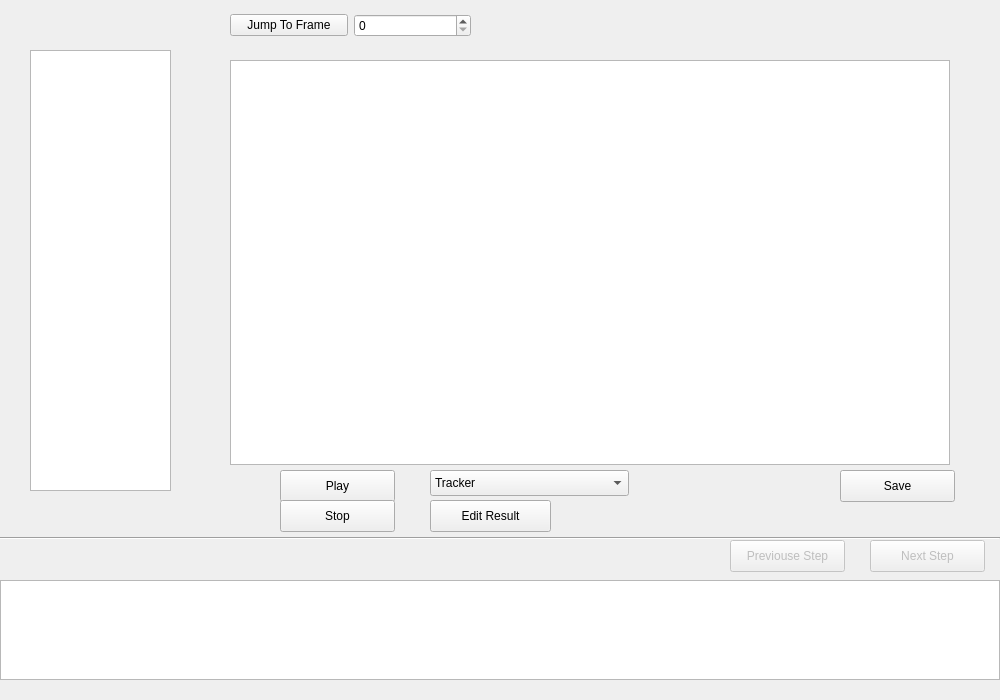
The window that mainwindow.ui (wjkcow/VideoDT) describes before a commit, drawn with Qt 5.
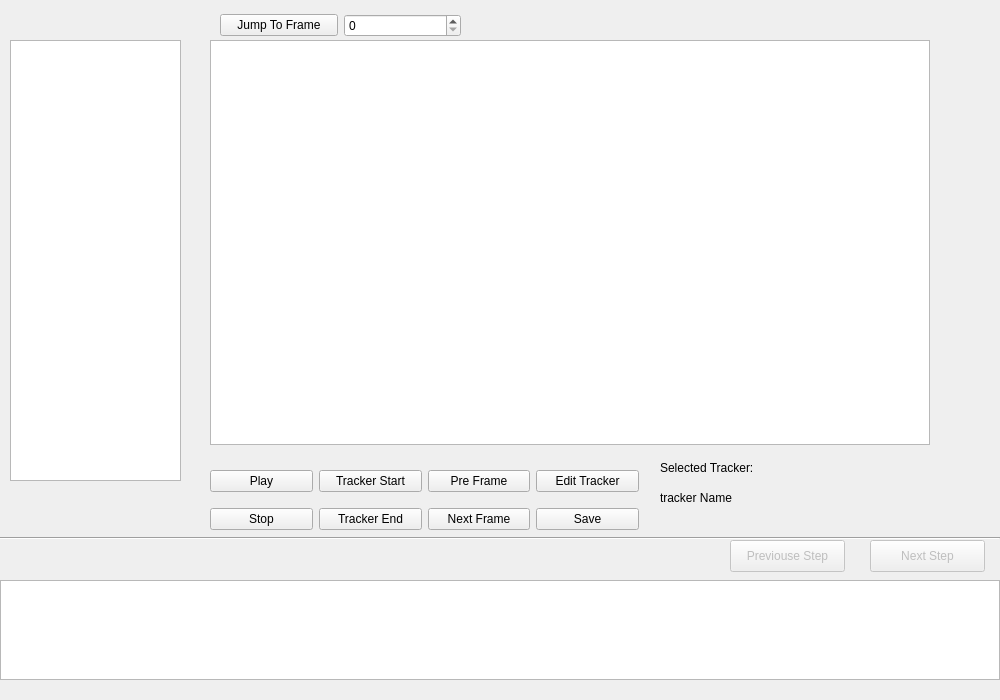
The same window after the commit. The open tabs and pages were chosen to show the change.

Patch:
```diff
--- a/mainwindow.ui
+++ b/mainwindow.ui
@@ -89,129 +89,171 @@
      <number>1</number>
     </property>
     <widget class="QWidget" name="fileload">
-     <widget class="QListView" name="listView_5">
-      <property name="geometry">
-       <rect>
-        <x>30</x>
-        <y>50</y>
-        <width>141</width>
-        <height>441</height>
-       </rect>
-      </property>
-     </widget>
      <widget class="QGraphicsView" name="graphicsView_3">
       <property name="geometry">
        <rect>
-        <x>230</x>
-        <y>60</y>
+        <x>210</x>
+        <y>40</y>
         <width>720</width>
         <height>405</height>
        </rect>
       </property>
      </widget>
-     <widget class="QPushButton" name="pushButton_21">
+     <widget class="QWidget" name="widget" native="true">
       <property name="geometry">
        <rect>
-        <x>280</x>
-        <y>470</y>
-        <width>115</width>
-        <height>32</height>
+        <x>210</x>
+        <y>460</y>
+        <width>581</width>
+        <height>81</height>
        </rect>
       </property>
-      <property name="text">
-       <string>Play</string>
-      </property>
+      <widget class="QWidget" name="gridLayoutWidget_3">
+       <property name="geometry">
+        <rect>
+         <x>0</x>
+         <y>0</y>
+         <width>429</width>
+         <height>80</height>
+        </rect>
+       </property>
+       <layout class="QGridLayout" name="gridLayout_3">
+        <item row="0" column="0">
+         <widget class="QPushButton" name="tePlayButton_2">
+          <property name="text">
+           <string>Play</string>
+          </property>
+         </widget>
+        </item>
+        <item row="0" column="2">
+         <widget class="QPushButton" name="tePreFrame_2">
+          <property name="text">
+           <string>Pre Frame</string>
+          </property>
+         </widget>
+        </item>
+        <item row="1" column="0">
+         <widget class="QPushButton" name="tePauseButton_2">
+          <property name="text">
+           <string>Stop</string>
+          </property>
+         </widget>
+        </item>
+        <item row="1" column="1">
+         <widget class="QPushButton" name="teTrackerEnd_2">
+          <property name="text">
+           <string>Tracker End</string>
+          </property>
+         </widget>
+        </item>
+        <item row="1" column="2">
+         <widget class="QPushButton" name="teNextFrame_2">
+          <property name="text">
+           <string>Next Frame</string>
+          </property>
+         </widget>
+        </item>
+        <item row="0" column="1">
+         <widget class="QPushButton" name="teTrackerStart_2">
+          <property name="text">
+           <string>Tracker Start</string>
+          </property>
+         </widget>
+        </item>
+        <item row="0" column="3">
+         <widget class="QPushButton" name="teEditTracker_2">
+          <property name="text">
+           <string>Edit Tracker</string>
+          </property>
+         </widget>
+        </item>
+        <item row="1" column="3">
+         <widget class="QPushButton" name="pushButton_4">
+          <property name="text">
+           <string>Save</string>
+          </property>
+         </widget>
+        </item>
+       </layout>
+      </widget>
+      <widget class="QLabel" name="label_12">
+       <property name="geometry">
+        <rect>
+         <x>450</x>
+         <y>0</y>
+         <width>121</width>
+         <height>16</height>
+        </rect>
+       </property>
+       <property name="text">
+        <string>Selected Tracker:</string>
+       </property>
+      </widget>
+      <widget class="QLabel" name="label_13">
+       <property name="geometry">
+        <rect>
+         <x>450</x>
+         <y>30</y>
+         <width>111</width>
+         <height>16</height>
+        </rect>
+       </property>
+       <property name="text">
+        <string>tracker Name</string>
+       </property>
+      </widget>
      </widget>
-     <widget class="QWidget" name="horizontalLayoutWidget_2">
+     <widget class="QWidget" name="widget_2" native="true">
       <property name="geometry">
        <rect>
-        <x>230</x>
+        <x>220</x>
         <y>0</y>
         <width>241</width>
         <height>51</height>
        </rect>
       </property>
-      <layout class="QHBoxLayout" name="horizontalLayout_4">
-       <item>
-        <widget class="QPushButton" name="pushButton_22">
-         <property name="text">
-          <string>Jump To Frame</string>
-         </property>
-        </widget>
-       </item>
-       <item>
-        <widget class="QSpinBox" name="spinBox_6"/>
-       </item>
-      </layout>
-     </widget>
-     <widget class="QPushButton" name="pushButton_23">
-      <property name="geometry">
-       <rect>
-        <x>430</x>
-        <y>500</y>
-        <width>121</width>
-        <height>32</height>
-       </rect>
-      </property>
-      <property name="text">
-       <string>Edit Result</string>
-      </property>
-     </widget>
-     <widget class="QComboBox" name="comboBox_3">
-      <property name="geometry">
-       <rect>
-        <x>430</x>
-        <y>470</y>
-        <width>199</width>
-        <height>26</height>
-       </rect>
-      </property>
-      <item>
-       <property name="text">
-        <string>Tracker</string>
+      <widget class="QWidget" name="horizontalLayoutWidget_2">
+       <property name="geometry">
+        <rect>
+         <x>0</x>
+         <y>0</y>
+         <width>241</width>
+         <height>51</height>
+        </rect>
        </property>
-      </item>
-      <item>
-       <property name="text">
-        <string>Tracker2</string>
-       </property>
-      </item>
-      <item>
-       <property name="text">
-        <string>Intersection</string>
-       </property>
-      </item>
-      <item>
-       <property name="text">
-        <string>Bhattacharyya distance</string>
-       </property>
-      </item>
+       <layout class="QHBoxLayout" name="horizontalLayout_4">
+        <item>
+         <widget class="QPushButton" name="pushButton_22">
+          <property name="text">
+           <string>Jump To Frame</string>
+          </property>
+         </widget>
+        </item>
+        <item>
+         <widget class="QSpinBox" name="spinBox_6"/>
+        </item>
+       </layout>
+      </widget>
      </widget>
-     <widget class="QPushButton" name="pushButton_3">
+     <widget class="QWidget" name="widget_3" native="true">
       <property name="geometry">
        <rect>
-        <x>280</x>
-        <y>500</y>
-        <width>115</width>
-        <height>32</height>
+        <x>0</x>
+        <y>30</y>
+        <width>191</width>
+        <height>471</height>
        </rect>
       </property>
-      <property name="text">
-       <string>Stop</string>
-      </property>
-     </widget>
-     <widget class="QPushButton" name="pushButton_4">
-      <property name="geometry">
-       <rect>
-        <x>840</x>
-        <y>470</y>
-        <width>115</width>
-        <height>32</height>
-       </rect>
-      </property>
-      <property name="text">
-       <string>Save</string>
-      </property>
+      <widget class="QListWidget" name="listWidget">
+       <property name="geometry">
+        <rect>
+         <x>10</x>
+         <y>10</y>
+         <width>171</width>
+         <height>441</height>
+        </rect>
+       </property>
+      </widget>
      </widget>
     </widget>
     <widget class="QWidget" name="task">
```
